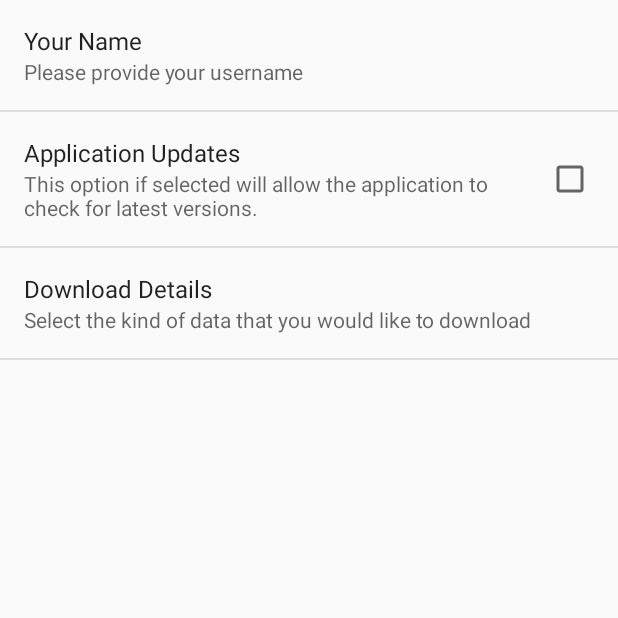
After one commit to MonoAlpaca/StudyBuddy, an Android app: the Settings screen opened directly, with no data from a screen before it, on a phone screen of 412 x 824 dp, the top half of it. The commit adds this screen. Run offline under Robolectric (Android 15) with nearby library versions, the phone set to English and light mode, and no system bars.

Commit message:
PreferenceActivity added
Need to branch

```diff
--- a/Client/StudyBuddy/app/src/main/AndroidManifest.xml
+++ b/Client/StudyBuddy/app/src/main/AndroidManifest.xml
@@ -16,6 +16,11 @@
                 <category android:name="android.intent.category.LAUNCHER" />
             </intent-filter>
         </activity>
+        <activity
+            android:name=".Settings"
+            android:label="@string/app_name" >
+        </activity>
+
     </application>
 
 </manifest>
--- /dev/null
+++ b/Client/StudyBuddy/app/src/main/java/com/team18/studybuddy/studybuddy/Settings.java
@@ -0,0 +1,22 @@
+package com.team18.studybuddy.studybuddy;
+
+import android.os.Bundle;
+import android.preference.PreferenceActivity;
+import android.preference.PreferenceFragment;
+import android.preference.PreferenceManager;
+import android.support.v4.app.Fragment;
+import android.util.Log;
+import android.widget.Button;
+
+import java.util.List;
+
+/**
+ * Created by Nathan on 10/10/2015.
+ */
+public class Settings extends PreferenceActivity {
+    @Override
+    protected void onCreate(Bundle savedInstanceState) {
+        super.onCreate(savedInstanceState);
+        addPreferencesFromResource(R.xml.fragment_settings);
+    }
+}
--- a/Client/StudyBuddy/app/src/main/res/layout/fragment_main.xml
+++ b/Client/StudyBuddy/app/src/main/res/layout/fragment_main.xml
@@ -7,9 +7,9 @@
     tools:context=".MainActivity$PlaceholderFragment">
 
     <Button
-        android:layout_width="15dp"
+        android:layout_width="50dp"
         android:text="@string/button_test"
-        android:layout_height="15dp" />
+        android:layout_height="50dp" />
     <TextView android:id="@+id/section_label" android:layout_width="wrap_content"
         android:layout_height="wrap_content" />
 
--- a/Client/StudyBuddy/app/src/main/res/values/strings.xml
+++ b/Client/StudyBuddy/app/src/main/res/values/strings.xml
@@ -17,4 +17,14 @@
     <string name="action_example">Example action</string>
 
     <string name="action_settings">Settings</string>
+    <string-array name="listArray">
+        <item>Headings</item>
+        <item>Headings and Details</item>
+        <item>All Data</item>
+    </string-array>
+    <string-array name="listValues">
+        <item>1</item>
+        <item>2</item>
+        <item>3</item>
+    </string-array>
 </resources>
--- /dev/null
+++ b/Client/StudyBuddy/app/src/main/res/xml/fragment_settings.xml
@@ -0,0 +1,16 @@
+<?xml version="1.0" encoding="utf-8"?>
+<PreferenceScreen xmlns:android="http://schemas.android.com/apk/res/android">
+    <EditTextPreference android:title="Your Name"
+        android:key="username"
+        android:summary="Please provide your username"></EditTextPreference>
+    <CheckBoxPreference android:title="Application Updates"
+        android:defaultValue="false"
+        android:summary="This option if selected will allow the application to check for latest versions."
+        android:key="applicationUpdates" />
+    <ListPreference     android:title="Download Details"
+        android:summary="Select the kind of data that you would like to download"
+        android:key="downloadType"
+        android:defaultValue="1"
+        android:entries="@array/listArray"
+        android:entryValues="@array/listValues" />
+</PreferenceScreen>
```
Also changed, not shown: Client/StudyBuddy/app/src/main/java/com/team18/studybuddy/studybuddy/MainActivity.java (+30 -4 lines), Client/StudyBuddy/app/src/main/res/layout/fragment_profile.xml (added, +17 -0 lines), 2 other files.
